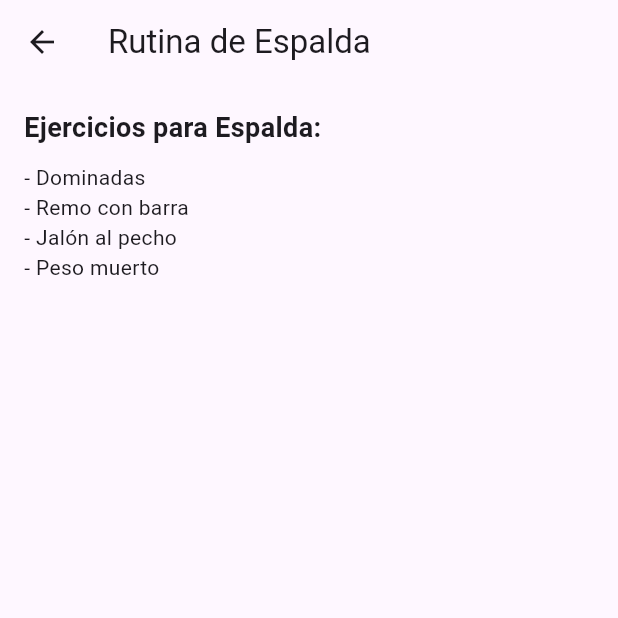
After one commit to DiegoEspx/GymApp, a Flutter app: the EspaldaScreen screen opened by its route, on a phone screen of 412 x 824 dp, the top half of it. The commit adds this screen. Run offline on Flutter 3.47's test engine with Material 3 defaults, Android fonts, the phone set to English and light mode, and no system bars; our stand-ins replace cloud_firestore, firebase_core, get, get_storage; accounts and stored records are empty.

Commit message:
añado rutinas

```diff
--- a/lib/main.dart
+++ b/lib/main.dart
@@ -5,6 +5,10 @@ import 'package:get_storage/get_storage.dart';
 import 'package:proyectproducts/screens/login_screen.dart';
 import 'package:proyectproducts/screens/person_screen.dart';
 import 'package:proyectproducts/screens/home_screen.dart';
+import 'package:proyectproducts/screens/person_subscreens/brazo_screen.dart';
+import 'package:proyectproducts/screens/person_subscreens/espalda_screen.dart';
+import 'package:proyectproducts/screens/person_subscreens/pecho_screen.dart';
+import 'package:proyectproducts/screens/person_subscreens/pierna_screen.dart';
 import 'firebase_options.dart';
 
 void main() async {
@@ -36,6 +40,10 @@ class MyApp extends StatelessWidget {
         GetPage(name: '/login', page: () => LoginScreen()),
         GetPage(name: '/person', page: () => PersonScreen()),
         GetPage(name: '/home', page: () => HomeScreen()),
+        GetPage(name: '/pecho', page: () => const PechoScreen()),
+        GetPage(name: '/espalda', page: () => const EspaldaScreen()),
+        GetPage(name: '/brazo', page: () => const BrazoScreen()),
+        GetPage(name: '/pierna', page: () => const PiernaScreen()),
       ],
     );
   }
--- /dev/null
+++ b/lib/screens/person_subscreens/brazo_screen.dart
@@ -0,0 +1,31 @@
+import 'package:flutter/material.dart';
+
+class BrazoScreen extends StatelessWidget {
+  const BrazoScreen({super.key});
+
+  @override
+  Widget build(BuildContext context) {
+    return Scaffold(
+      appBar: AppBar(
+        title: const Text('Rutina de Brazo'),
+      ),
+      body: const Padding(
+        padding: EdgeInsets.all(16.0),
+        child: Column(
+          crossAxisAlignment: CrossAxisAlignment.start,
+          children: [
+            Text(
+              'Ejercicios para Brazo:',
+              style: TextStyle(fontSize: 18, fontWeight: FontWeight.bold),
+            ),
+            SizedBox(height: 10),
+            Text('- Curl de bíceps con barra'),
+            Text('- Curl martillo'),
+            Text('- Extensiones de tríceps con polea'),
+            Text('- Fondos para tríceps'),
+          ],
+        ),
+      ),
+    );
+  }
+}
--- /dev/null
+++ b/lib/screens/person_subscreens/espalda_screen.dart
@@ -0,0 +1,31 @@
+import 'package:flutter/material.dart';
+
+class EspaldaScreen extends StatelessWidget {
+  const EspaldaScreen({super.key});
+
+  @override
+  Widget build(BuildContext context) {
+    return Scaffold(
+      appBar: AppBar(
+        title: const Text('Rutina de Espalda'),
+      ),
+      body: const Padding(
+        padding: EdgeInsets.all(16.0),
+        child: Column(
+          crossAxisAlignment: CrossAxisAlignment.start,
+          children: [
+            Text(
+              'Ejercicios para Espalda:',
+              style: TextStyle(fontSize: 18, fontWeight: FontWeight.bold),
+            ),
+            SizedBox(height: 10),
+            Text('- Dominadas'),
+            Text('- Remo con barra'),
+            Text('- Jalón al pecho'),
+            Text('- Peso muerto'),
+          ],
+        ),
+      ),
+    );
+  }
+}
```
Also changed, not shown: lib/screens/person_screen.dart (+48 -5 lines), lib/screens/person_subscreens/pecho_screen.dart (added, +31 -0 lines), lib/screens/person_subscreens/pierna_screen.dart (added, +31 -0 lines).
